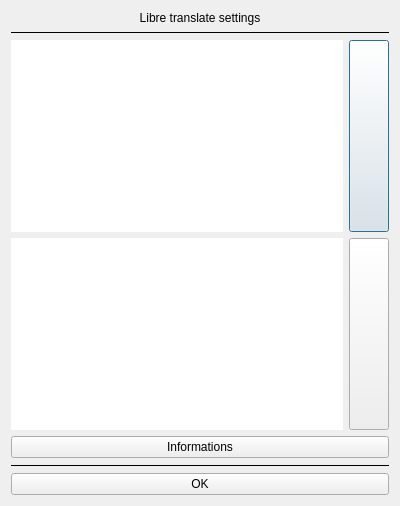
This is src/widgets/dialogs/libretranslate/translateSettings.ui in Szybet/inkbox as Qt 5 draws it before an edit. The edited form follows.
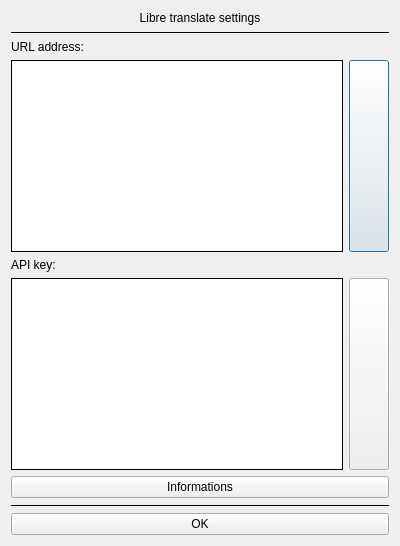
This is the edited form.

Commit message: translate settings mostly and not working libretranslate-cpp lib

What changed in the file:
```diff
--- a/src/widgets/dialogs/libretranslate/translateSettings.ui
+++ b/src/widgets/dialogs/libretranslate/translateSettings.ui
@@ -7,7 +7,7 @@
     <x>0</x>
     <y>0</y>
     <width>400</width>
-    <height>300</height>
+    <height>512</height>
    </rect>
   </property>
   <property name="windowTitle">
@@ -40,10 +40,17 @@
      </property>
     </widget>
    </item>
+   <item>
+    <widget class="QLabel" name="label_3">
+     <property name="text">
+      <string>URL address:</string>
+     </property>
+    </widget>
+   </item>
    <item>
     <layout class="QHBoxLayout" name="horizontalLayout">
      <item>
-      <widget class="QTextBrowser" name="urlText">
+      <widget class="QPlainTextEdit" name="urlText">
        <property name="sizePolicy">
         <sizepolicy hsizetype="Expanding" vsizetype="Fixed">
          <horstretch>0</horstretch>
@@ -51,7 +58,10 @@
         </sizepolicy>
        </property>
        <property name="frameShape">
-        <enum>QFrame::NoFrame</enum>
+        <enum>QFrame::Box</enum>
+       </property>
+       <property name="frameShadow">
+        <enum>QFrame::Plain</enum>
        </property>
        <property name="verticalScrollBarPolicy">
         <enum>Qt::ScrollBarAlwaysOff</enum>
@@ -59,9 +69,6 @@
        <property name="horizontalScrollBarPolicy">
         <enum>Qt::ScrollBarAlwaysOff</enum>
        </property>
-       <property name="lineWrapMode">
-        <enum>QTextEdit::FixedPixelWidth</enum>
-       </property>
       </widget>
      </item>
      <item>
@@ -79,10 +86,17 @@
      </item>
     </layout>
    </item>
+   <item>
+    <widget class="QLabel" name="label_2">
+     <property name="text">
+      <string>API key:</string>
+     </property>
+    </widget>
+   </item>
    <item>
     <layout class="QHBoxLayout" name="horizontalLayout_2">
      <item>
-      <widget class="QTextBrowser" name="apiText">
+      <widget class="QPlainTextEdit" name="apiText">
        <property name="sizePolicy">
         <sizepolicy hsizetype="Expanding" vsizetype="Fixed">
          <horstretch>0</horstretch>
@@ -90,7 +104,10 @@
         </sizepolicy>
        </property>
        <property name="frameShape">
-        <enum>QFrame::NoFrame</enum>
+        <enum>QFrame::Box</enum>
+       </property>
+       <property name="frameShadow">
+        <enum>QFrame::Plain</enum>
        </property>
        <property name="verticalScrollBarPolicy">
         <enum>Qt::ScrollBarAlwaysOff</enum>
@@ -98,9 +115,6 @@
        <property name="horizontalScrollBarPolicy">
         <enum>Qt::ScrollBarAlwaysOff</enum>
        </property>
-       <property name="lineWrapMode">
-        <enum>QTextEdit::FixedPixelWidth</enum>
-       </property>
       </widget>
      </item>
      <item>
```
The commit also changes 7 other files.
